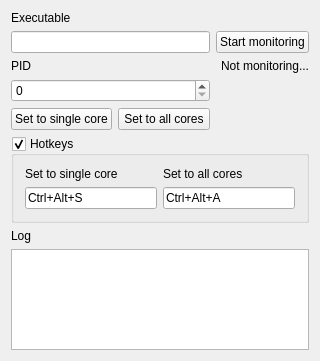
First picture: the form in pubfix/MainWindow.ui, repository gusmd/pubfix, before the edit.
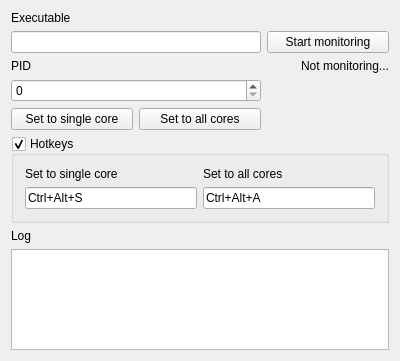
Second picture: the form after the edit.

Commit message: Replace iostream with logging system

What changed in the file:
```diff
--- a/pubfix/MainWindow.ui
+++ b/pubfix/MainWindow.ui
@@ -6,7 +6,7 @@
    <rect>
     <x>0</x>
     <y>0</y>
-    <width>320</width>
+    <width>400</width>
     <height>361</height>
    </rect>
   </property>
```
The commit also changes 2 other files.
